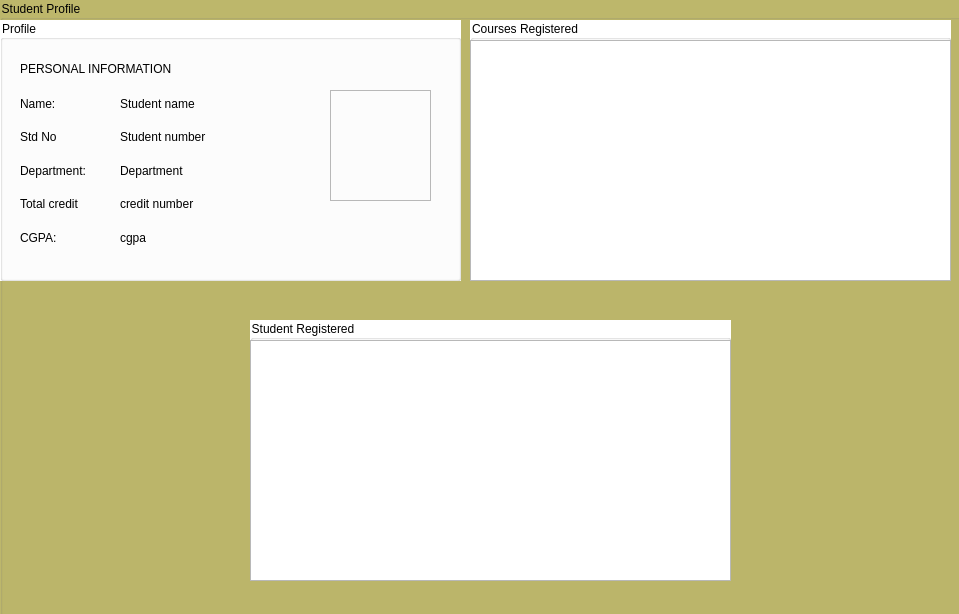
Before: the Qt Designer form student.ui in ahmadqasembader/DBMS-project, drawn with Qt 5.
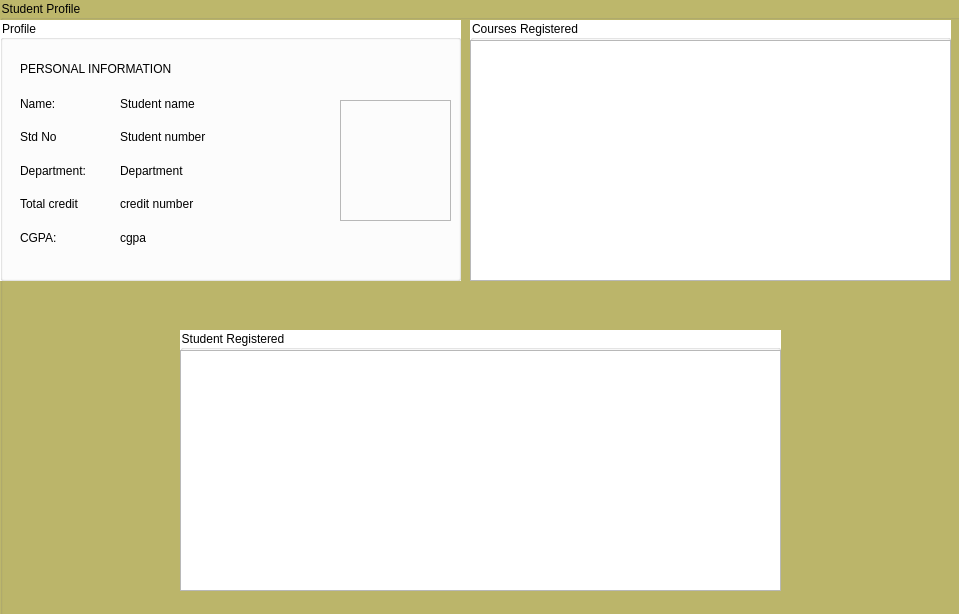
After: the same form once the commit is applied. Icons and pictures are not drawn.

What changed in the file:
```diff
--- a/student.ui
+++ b/student.ui
@@ -85,25 +85,6 @@
     <property name="title">
      <string>Profile</string>
     </property>
-    <widget class="QFrame" name="frame">
-     <property name="geometry">
-      <rect>
-       <x>330</x>
-       <y>70</y>
-       <width>101</width>
-       <height>111</height>
-      </rect>
-     </property>
-     <property name="styleSheet">
-      <string notr="true">border-image: url(:/images/images/pp.png);</string>
-     </property>
-     <property name="frameShape">
-      <enum>QFrame::StyledPanel</enum>
-     </property>
-     <property name="frameShadow">
-      <enum>QFrame::Raised</enum>
-     </property>
-    </widget>
     <widget class="QLabel" name="label_5">
      <property name="geometry">
       <rect>
@@ -540,6 +521,22 @@
       </item>
      </layout>
     </widget>
+    <widget class="QFrame" name="frame">
+     <property name="geometry">
+      <rect>
+       <x>340</x>
+       <y>80</y>
+       <width>111</width>
+       <height>121</height>
+      </rect>
+     </property>
+     <property name="frameShape">
+      <enum>QFrame::StyledPanel</enum>
+     </property>
+     <property name="frameShadow">
+      <enum>QFrame::Raised</enum>
+     </property>
+    </widget>
    </widget>
    <widget class="QGroupBox" name="courses_assigned_2">
     <property name="geometry">
@@ -690,47 +687,17 @@
    <widget class="QGroupBox" name="courses_assigned_3">
     <property name="geometry">
      <rect>
-      <x>250</x>
-      <y>320</y>
-      <width>481</width>
+      <x>180</x>
+      <y>330</y>
+      <width>601</width>
       <height>261</height>
      </rect>
     </property>
     <property name="palette">
      <palette>
-      <active>
-       <colorrole role="WindowText">
-        <brush brushstyle="SolidPattern">
-         <color alpha="255">
-          <red>0</red>
-          <green>0</green>
-          <blue>0</blue>
-         </color>
-        </brush>
-       </colorrole>
-      </active>
-      <inactive>
-       <colorrole role="WindowText">
-        <brush brushstyle="SolidPattern">
-         <color alpha="255">
-          <red>0</red>
-          <green>0</green>
-          <blue>0</blue>
-         </color>
-        </brush>
-       </colorrole>
-      </inactive>
-      <disabled>
-       <colorrole role="WindowText">
-        <brush brushstyle="SolidPattern">
-         <color alpha="255">
-          <red>190</red>
-          <green>190</green>
-          <blue>190</blue>
-         </color>
-        </brush>
-       </colorrole>
-      </disabled>
+      <active/>
+      <inactive/>
+      <disabled/>
      </palette>
     </property>
     <property name="styleSheet">
@@ -746,7 +713,7 @@
       <rect>
        <x>0</x>
        <y>20</y>
-       <width>481</width>
+       <width>601</width>
        <height>241</height>
       </rect>
      </property>
```
Left out of the diff: 81 changed lines with no effect on the pictures.
